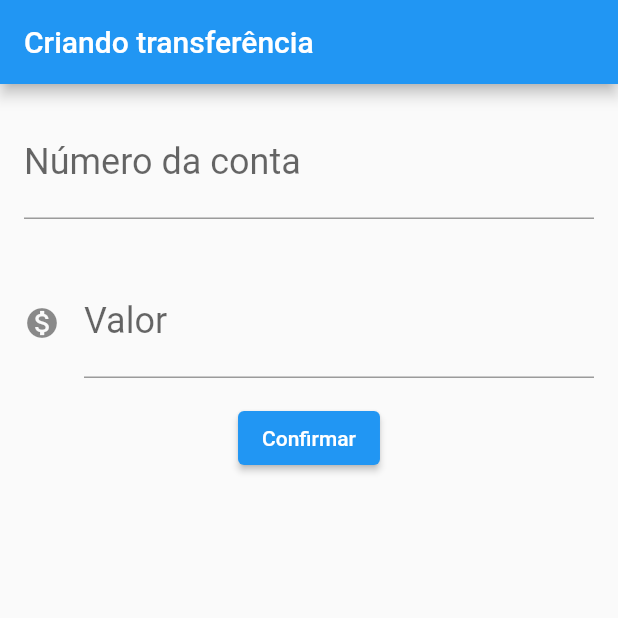
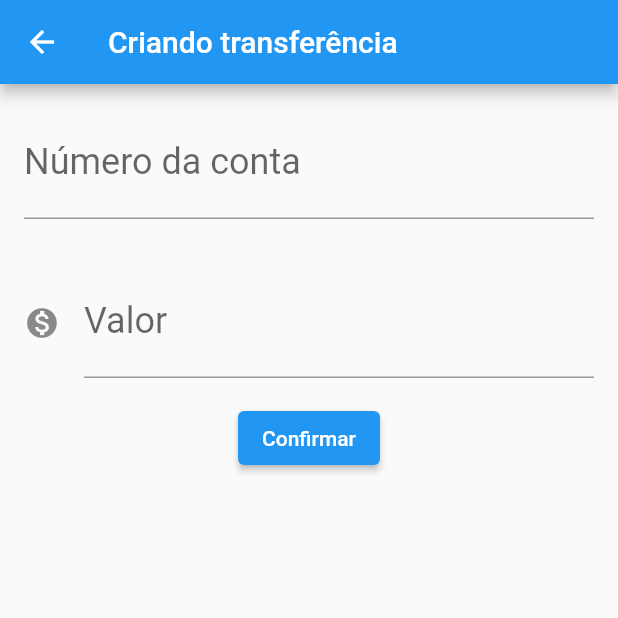
Before and after one commit to ChristianNagata/flutter_app, a Flutter app: the FormularioTransferencia screen opened directly, after a tap on "Confirmar", on a phone screen of 412 x 824 dp, the top half of it. Run offline on Flutter 3.47's test engine with Material 2 defaults, Android fonts, the phone set to English and light mode, and no system bars.

Commit message:
dinâmica de mudança de telas, comunicação entre telas e refatoração

```diff
--- /dev/null
+++ b/lib/components/editor.dart
@@ -0,0 +1,30 @@
+import 'package:flutter/material.dart';
+
+class Editor extends StatelessWidget {
+
+  final TextEditingController _controlador;
+  final String _rotulo;
+  final String _dica;
+  final IconData? _icone;
+
+  Editor(this._controlador, this._rotulo, this._dica, [this._icone]);
+
+  @override
+  Widget build(BuildContext context) {
+    return Padding(
+      padding: const EdgeInsets.all(16.0),
+      child: TextField(
+        style: const TextStyle(
+            fontSize: 24.0
+        ),
+        decoration: InputDecoration(
+          icon: _icone != null ? Icon(_icone) : null,
+          labelText: _rotulo,
+          hintText: _dica,
+        ),
+        keyboardType: TextInputType.number,
+        controller: _controlador,
+      ),
+    );
+  }
+}
--- a/lib/main.dart
+++ b/lib/main.dart
@@ -1,148 +1,19 @@
-import 'package:flutter/cupertino.dart';
 import 'package:flutter/material.dart';
+import 'package:flutter_app/screens/transferencia/lista.dart';
 
 void main() {
-  runApp(BytebankApp());
+  runApp(const BytebankApp());
 }
 
 class BytebankApp extends StatelessWidget {
+  const BytebankApp({Key? key}) : super(key: key);
+
   @override
   Widget build(BuildContext context) {
     return MaterialApp(
-      home: Scaffold(
-        body: FormularioTransferencia(),
-      ),
+      theme: ThemeData.light(),
+      home: ListaTransferencias(),
       debugShowCheckedModeBanner: true,
     );
   }
 }
-
-class FormularioTransferencia extends StatelessWidget {
-
-  final TextEditingController _controladorCampoNumeroConta = TextEditingController();
-  final TextEditingController _controladorCampoValor = TextEditingController();
-
-  @override
-  Widget build(BuildContext context) {
-    return Scaffold(
-      appBar: AppBar(title: const Text('Criando transferência'),
-      ),
-      body: Column(
-        children: [
-
-          Editor(
-              _controladorCampoNumeroConta,
-              'Número da conta',
-              '0000'
-          ),
-          Editor(
-              _controladorCampoValor,
-              'Valor',
-              '0.00',
-              Icons.monetization_on
-          ),
-
-          ElevatedButton(
-            onPressed: () {
-              final int? numeroConta = int.tryParse(_controladorCampoNumeroConta.text);
-              final double? valor = double.tryParse(_controladorCampoValor.text);
-              if (numeroConta != null && valor != null) {
-                final transferenciaCriada = Transferencia(valor, numeroConta);
-                debugPrint('$transferenciaCriada');
-              }
-            },
-            child: const Text('Confirmar'),
-          ),
-        ],
-      ),
-    );
-  }
-}
-
-
-class ListaTransferencias extends StatelessWidget {
-  @override
-  Widget build(BuildContext context) {
-    // TODO: implement build
-    return Scaffold(
-      appBar: AppBar(
-        title: const Text('Transferências'),
-      ),
-      body: Column(
-        children: [
-          Itemtransferencia(Transferencia(100.0, 1040)),
-          Itemtransferencia(Transferencia(150.1, 1660)),
-          Itemtransferencia(Transferencia(300.3, 9000)),
-          Itemtransferencia(Transferencia(105.5, 1900)),
-        ],
-      ),
-      floatingActionButton: FloatingActionButton(
-        child: const Icon(Icons.add),
-        onPressed: () {},
-      ),
-    );
-  }
-}
-
-
-class Editor extends StatelessWidget {
-
-  final TextEditingController controlador;
-  final String rotulo;
-  final String dica;
-  final IconData? icone;
-
-  Editor(this.controlador, this.rotulo, this.dica, [this.icone]);
-
-  @override
-  Widget build(BuildContext context) {
-    return Padding(
-      padding: const EdgeInsets.all(16.0),
-      child: TextField(
-        style: const TextStyle(
-            fontSize: 24.0
-        ),
-        decoration: InputDecoration(
-          icon: icone != null ? Icon(icone) : null,
-          labelText: rotulo,
-          hintText: dica,
-        ),
-        keyboardType: TextInputType.number,
-        controller: controlador,
-      ),
-    );
-  }
-}
-
-class Itemtransferencia extends StatelessWidget {
-
-  final Transferencia _transferencia;
-
-  Itemtransferencia(this._transferencia);
-
-  @override
-  Widget build(BuildContext context) {
-    // TODO: implement build
-    return Card(
-      child: ListTile(
-        leading: const Icon(Icons.monetization_on),
-        title: Text(_transferencia.valor.toString()),
-        subtitle: Text(_transferencia.numeroConta.toString()),
-      ),
-    );
-  }
-}
-
-class Transferencia {
-  final double valor;
-  final int numeroConta;
-
-  Transferencia(this.valor, this.numeroConta);
-
-  @override
-  String toString() {
-    return 'Transferencia{valor: $valor, numeroConta: $numeroConta}';
-  }
-
-
-}
--- /dev/null
+++ b/lib/models/transferencia.dart
@@ -0,0 +1,12 @@
+class Transferencia {
+  final double valor;
+  final int numeroConta;
+
+  Transferencia(this.valor, this.numeroConta,);
+
+  @override
+  String toString() {
+    return 'Transferencia{valor: $valor, numeroConta: $numeroConta}';
+  }
+
+}
--- /dev/null
+++ b/lib/screens/transferencia/formulario.dart
@@ -0,0 +1,68 @@
+import 'package:flutter/material.dart';
+import '../../components/editor.dart';
+import '../../models/transferencia.dart';
+
+const _tituloAppBar = Text('Criando transferência');
+const _rotuloCampoValor = 'Valor';
+const _dicaCampoValor = '0.00';
+const _rotuloCampoNumeroConta = 'Número da conta';
+const _dicaCampoNumeroConta = '0000';
+const _textoBotaoConfirmar = Text('Confirmar');
+
+
+class FormularioTransferencia extends StatefulWidget {
+  const FormularioTransferencia({Key? key}) : super(key: key);
+
+  @override
+  State<StatefulWidget> createState() {
+    // TODO: implement createState
+    return FormularioTransferenciaState();
+  }
+}
+
+class FormularioTransferenciaState extends State<FormularioTransferencia> {
+
+  final TextEditingController _controladorCampoNumeroConta = TextEditingController();
+  final TextEditingController _controladorCampoValor = TextEditingController();
+
+  @override
+  Widget build(BuildContext context) {
+    return Scaffold(
+      appBar: AppBar(title: _tituloAppBar,
+      ),
+      body: SingleChildScrollView(
+        child: Column(
+          children: [
+
+            Editor(
+                _controladorCampoNumeroConta,
+                _rotuloCampoNumeroConta,
+                _dicaCampoNumeroConta
+            ),
+            Editor(
+                _controladorCampoValor,
+                _rotuloCampoValor,
+                _dicaCampoValor,
+                Icons.monetization_on
+            ),
+
+            ElevatedButton(
+              onPressed: () {
+                _criaTransferencia(context);
+              },
+              child: _textoBotaoConfirmar,
+            ),
+          ],
+        ),
+      ),
+    );
+  }
+  void _criaTransferencia(BuildContext context) {
+    final int? numeroConta = int.tryParse(_controladorCampoNumeroConta.text);
+    final double? valor = double.tryParse(_controladorCampoValor.text);
+    if (numeroConta != null && valor != null) {
+      final transferenciaCriada = Transferencia(valor, numeroConta);
+      Navigator.pop(context, transferenciaCriada);
+    }
+  }
+}
```
Also changed, not shown: lib/screens/transferencia/lista.dart (added, +65 -0 lines), 1 other file.
